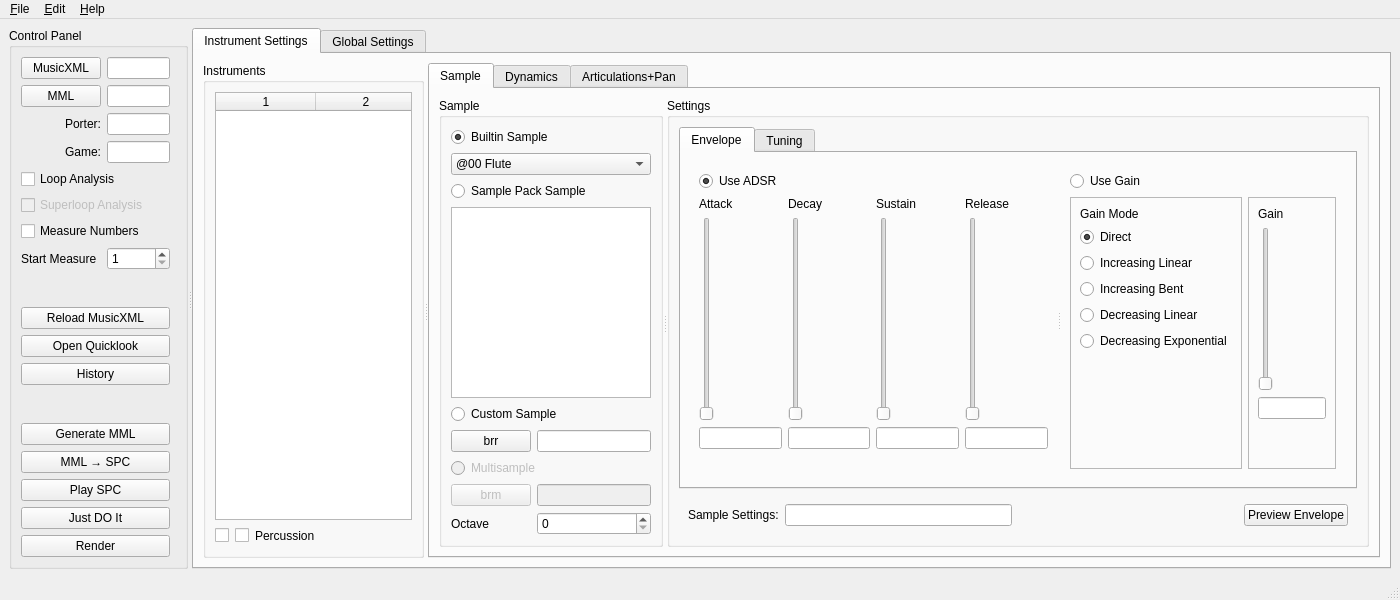
Qt form smw_music/data/dashboard.ui (com-posers-pit/smw_music) before a commit.
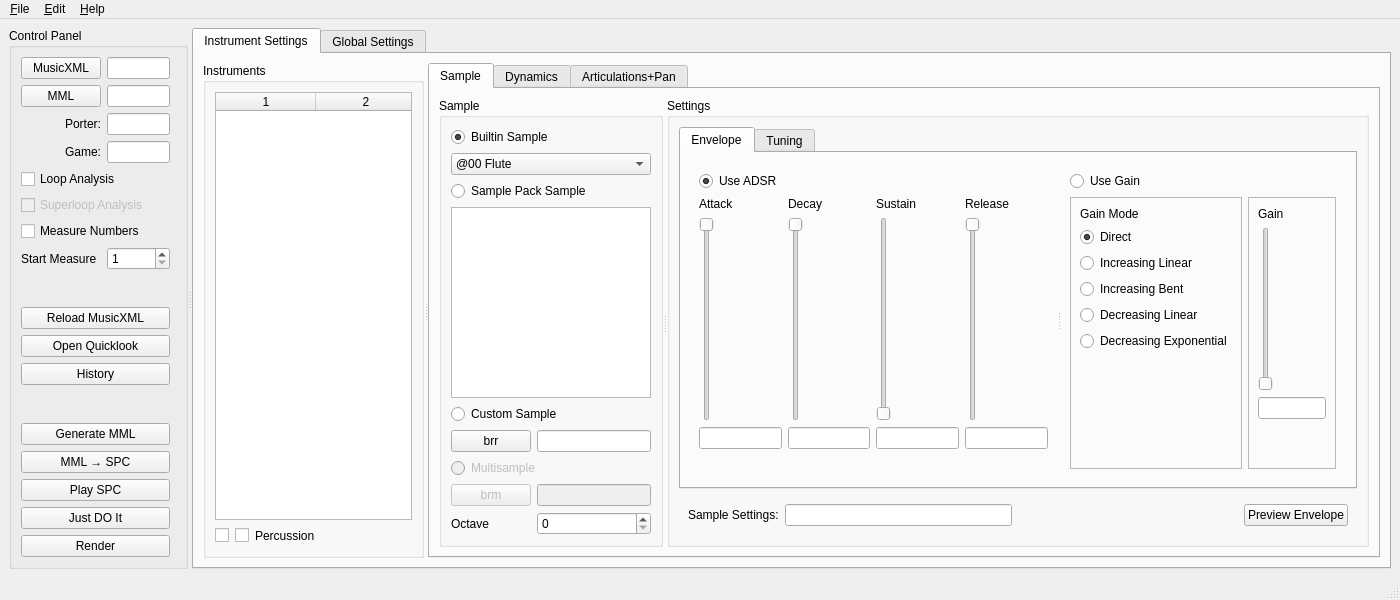
The same form after that commit.

Commit message:
Invert ADSR, gain sliders
Re #170

The edit to the form file:
```diff
--- a/smw_music/data/dashboard.ui
+++ b/smw_music/data/dashboard.ui
@@ -627,6 +627,12 @@
                             <property name="orientation">
                              <enum>Qt::Vertical</enum>
                             </property>
+                            <property name="invertedAppearance">
+                             <bool>true</bool>
+                            </property>
+                            <property name="invertedControls">
+                             <bool>true</bool>
+                            </property>
                            </widget>
                           </item>
                           <item row="3" column="0">
@@ -640,6 +646,12 @@
                             <property name="orientation">
                              <enum>Qt::Vertical</enum>
                             </property>
+                            <property name="invertedAppearance">
+                             <bool>true</bool>
+                            </property>
+                            <property name="invertedControls">
+                             <bool>true</bool>
+                            </property>
                            </widget>
                           </item>
                           <item row="3" column="2">
@@ -666,6 +678,12 @@
                             <property name="orientation">
                              <enum>Qt::Vertical</enum>
                             </property>
+                            <property name="invertedAppearance">
+                             <bool>true</bool>
+                            </property>
+                            <property name="invertedControls">
+                             <bool>true</bool>
+                            </property>
                            </widget>
                           </item>
                           <item row="1" column="0">
```
The commit also changes 1 other file.
